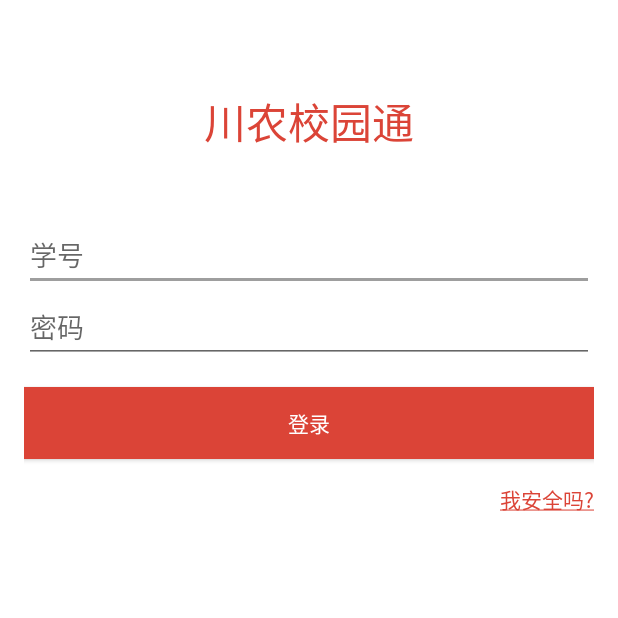
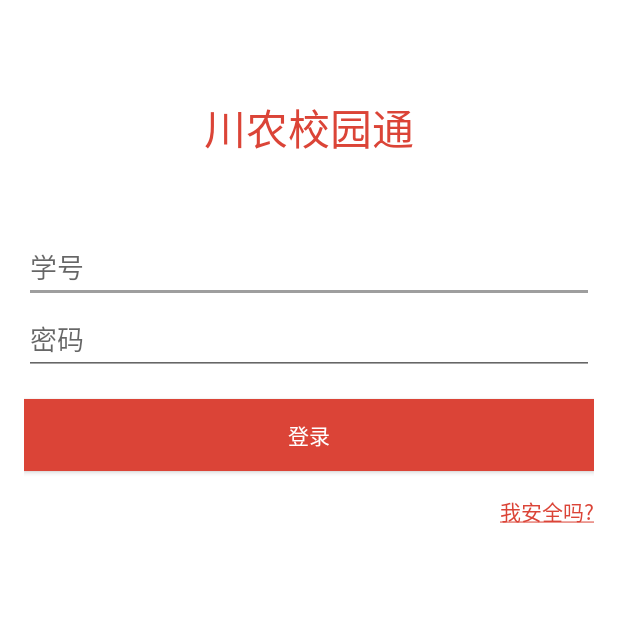
Before and after one commit to xiewinson/SicauHelper, an Android app: the screen it shows after launch (LoginActivity), on a phone screen of 412 x 824 dp, the top half of it. Run offline under Robolectric (Android 15) with nearby library versions, the phone set to English and light mode, and no system bars; libraries missing offline, so code that uses them is left out: com.melnykov.fab, com.nhaarman.listviewanimations, com.nostra13.universalimageloader; 5 statements that could not run were skipped.

Commit message:
1.0.5版本发布

```diff
--- a/SicauHelper/app/build.gradle
+++ b/SicauHelper/app/build.gradle
@@ -16,8 +16,8 @@
          applicationId "cn.com.pplo.sicauhelper"
          minSdkVersion 15
          targetSdkVersion 21
-         versionCode 5
-         versionName "1.0.4"
+         versionCode 6
+         versionName "1.0.5"
      }
      buildTypes {
          release {
--- a/SicauHelper/app/src/main/java/cn/com/pplo/sicauhelper/ui/LoginActivity.java
+++ b/SicauHelper/app/src/main/java/cn/com/pplo/sicauhelper/ui/LoginActivity.java
@@ -21,6 +21,7 @@ import com.avos.avoscloud.AVException;
 import com.avos.avoscloud.AVUser;
 import com.avos.avoscloud.LogInCallback;
 import com.avos.avoscloud.SignUpCallback;
+import com.umeng.update.UmengUpdateAgent;
 
 import org.jsoup.examples.HtmlToPlainText;
 
@@ -57,6 +58,10 @@ public class LoginActivity extends ActionBarActivity {
         getWindow().addFlags(WindowManager.LayoutParams.FLAG_TRANSLUCENT_STATUS);
         getSupportActionBar().hide();
         setContentView(R.layout.activity_login);
+
+        //启动更新
+        UmengUpdateAgent.setUpdateOnlyWifi(false);
+        UmengUpdateAgent.update(this);
 
         setUp();
     }
--- a/SicauHelper/app/src/main/java/cn/com/pplo/sicauhelper/ui/fragment/GoodsFragment.java
+++ b/SicauHelper/app/src/main/java/cn/com/pplo/sicauhelper/ui/fragment/GoodsFragment.java
@@ -178,7 +178,7 @@ public class GoodsFragment extends BaseFragment {
                 if (e == null) {
                     Log.d("winson", list.size() + "个");
                     if(list.size() == 0) {
-                        UIUtil.showShortToast(getActivity(), "没有任何商品");
+//                        UIUtil.showShortToast(getActivity(), "没有任何商品");
                     }
                     notifyDataSetChanged(list, true);
 //                    listView.setSelection(0);
--- a/SicauHelper/app/src/main/java/cn/com/pplo/sicauhelper/ui/fragment/NavigationDrawerFragment.java
+++ b/SicauHelper/app/src/main/java/cn/com/pplo/sicauhelper/ui/fragment/NavigationDrawerFragment.java
@@ -146,7 +146,6 @@ public class NavigationDrawerFragment extends BaseFragment {
                 R.drawable.ic_action_home_black,
                 R.drawable.ic_action_circles_black,
                 R.drawable.ic_action_cart_black
-
         };
         final String[] titles = {
                 getString(R.string.title_cource),
--- a/SicauHelper/app/src/main/res/color/lightblue_blue.xml
+++ b/SicauHelper/app/src/main/res/color/lightred_red.xml
@@ -1,5 +1,5 @@
 <?xml version="1.0" encoding="utf-8"?>
 <selector xmlns:android="http://schemas.android.com/apk/res/android">
     <item android:color="@color/color_primary" android:state_pressed="false"/>
-    <item android:color="@color/light_blue_700"  android:state_pressed="true"/>
+    <item android:color="@color/color_primary_dark"  android:state_pressed="true"/>
 </selector>
--- a/SicauHelper/app/src/main/res/layout/activity_login.xml
+++ b/SicauHelper/app/src/main/res/layout/activity_login.xml
@@ -3,19 +3,18 @@
     android:layout_height="match_parent"
     android:orientation="vertical"
     android:padding="16dp"
-    android:background="#ffffff"
-    android:paddingBottom="@dimen/activity_vertical_margin">
+    android:background="#ffffff">
 
     <LinearLayout
         android:gravity="center"
         android:layout_marginTop="16dp"
         android:layout_marginBottom="16dp"
-        android:layout_weight="1"
         android:orientation="vertical"
         android:layout_width="match_parent"
         android:layout_height="wrap_content">
         <TextView
             android:textSize="28sp"
+            android:padding="32dp"
             android:textColor="@color/color_primary"
             android:text="川农校园通"
             android:gravity="center"
@@ -52,13 +51,14 @@
     <TextView
         android:id="@+id/login_help_tv"
         android:clickable="true"
-        android:layout_weight="8"
         android:paddingTop="16dp"
         android:paddingBottom="16dp"
         android:textSize="14sp"
-        android:textColor="@color/lightblue_blue"
+        android:textColor="@color/lightred_red"
         android:text="川农助手"
         android:gravity="right"
-        android:layout_width="match_parent"
+        android:layout_gravity="right"
+        android:layout_width="wrap_content"
         android:layout_height="wrap_content" />
+
 </LinearLayout>
```
